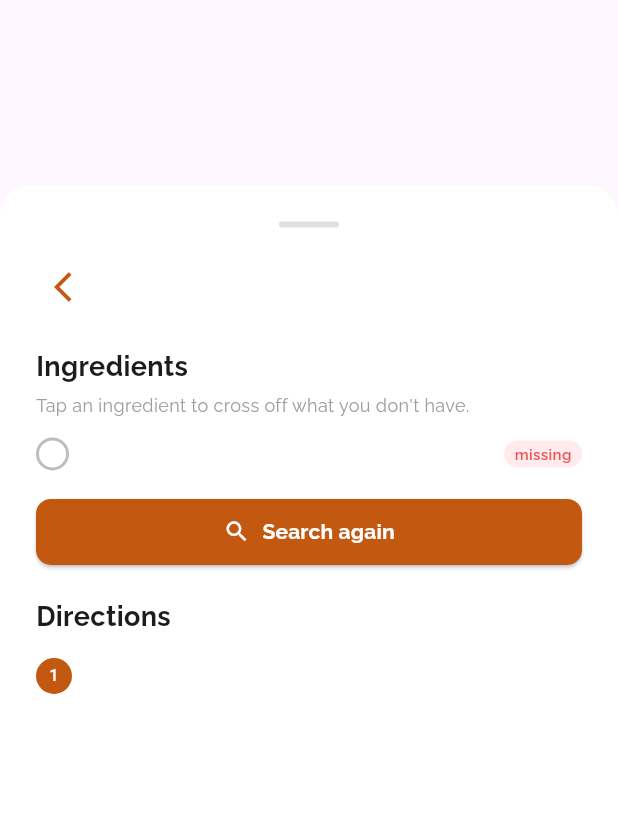
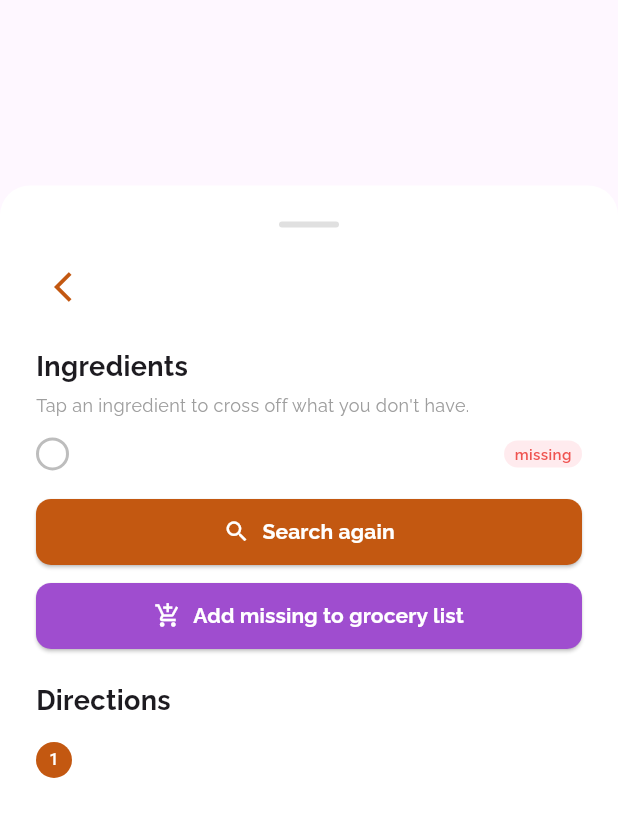
Before and after one commit to AugustanaCSC490Spring2026/RE-Plate, a Flutter app: the RecipeDetailPage widget shown alone on an empty page, opened directly with empty values, after a tap on the "check" icon, on a phone screen of 412 x 824 dp. Shown: the top 817 px of the screen. Run offline on Flutter 3.47's test engine with Material 3 defaults, Android fonts, the phone set to English and light mode, and no system bars; our stand-ins replace cloud_firestore, firebase_auth, firebase_core, firebase_storage, flutter_dotenv, flutter_markdown and 2 more; accounts and stored records are empty; statements that could not run were skipped.

Commit message:
add to grocery list button added in the recipe pop up

```diff
--- a/base_app/lib/pages/recipe_detail_page.dart
+++ b/base_app/lib/pages/recipe_detail_page.dart
@@ -3,7 +3,7 @@ import 'package:cloud_firestore/cloud_firestore.dart';
 import 'package:flutter/material.dart';
 import 'package:google_fonts/google_fonts.dart';
 import 'package:collection/collection.dart';
-
+import 'package:firebase_auth/firebase_auth.dart';
 // transferred over the ShowRecipeDetail method from all the other pages to avoid WET code
 class RecipeDetailPage extends StatefulWidget {
   @override
@@ -223,9 +223,11 @@ class RecipeDetailPage extends StatefulWidget {
   }
 }
 
+
 class _RecipeDetailPageState extends State<RecipeDetailPage> {
   late Map<String, bool> _have;
   bool _isSearching = false;
+  bool _isAddingToGrocery = false;
 
   @override
   void initState() {
@@ -337,8 +339,55 @@ class _RecipeDetailPageState extends State<RecipeDetailPage> {
       if (mounted) setState(() => _isSearching = false);
     }
   }
+  Future<void> _addMissingToGroceryList() async {
+    final user = FirebaseAuth.instance.currentUser;
+    if (user == null) return;
 
-  @override
+    final missing = _have.entries.where((e) => !e.value).map((e) => e.key).toList();
+    if (missing.isEmpty) return;
+
+    setState(() => _isAddingToGrocery = true);
+    try {
+      final groceryRef = FirebaseFirestore.instance
+          .collection('users').doc(user.uid).collection('groceryList');
+
+      final existing = await groceryRef.get();
+      final existingNames = existing.docs
+          .map((d) => (d['name'] as String).toLowerCase().trim()).toSet();
+
+      int added = 0;
+      for (final ingredient in missing) {
+        if (!existingNames.contains(ingredient.toLowerCase().trim())) {
+          await groceryRef.add({
+            'name': ingredient,
+            'checked': false,
+            'added_at': FieldValue.serverTimestamp(),
+          });
+          added++;
+        }
+      }
+
+      final skipped = missing.length - added;
+      final msg = added == 0
+          ? 'All missing items already in grocery list.'
+          : skipped > 0
+              ? '$added added ($skipped already in list).'
+              : '$added item${added > 1 ? 's' : ''} added to grocery list!';
+
+      if (mounted) {
+        ScaffoldMessenger.of(context).showSnackBar(SnackBar(
+          content: Text(msg, style: GoogleFonts.raleway()),
+          backgroundColor: const Color.fromARGB(255, 159, 77, 207),
+          behavior: SnackBarBehavior.floating,
+          shape: RoundedRectangleBorder(borderRadius: BorderRadius.circular(10)),
+        ));
+      }
+    } finally {
+      if (mounted) setState(() => _isAddingToGrocery = false);
+    }
+  }
+
+@override
   Widget build(BuildContext context) {
     final ingredients = RecipeDetailPage._ensureList(
       widget.recipe['ingredients'],
@@ -495,7 +544,7 @@ class _RecipeDetailPageState extends State<RecipeDetailPage> {
               }),
 
               const SizedBox(height: 12),
-              if (_have.values.any((v) => !v))
+              if (_have.values.any((v) => !v)) ...[
                 SizedBox(
                   width: double.infinity,
                   child: ElevatedButton.icon(
@@ -530,6 +579,44 @@ class _RecipeDetailPageState extends State<RecipeDetailPage> {
                     ),
                   ),
                 ),
+                const SizedBox(height: 8),
+                SizedBox(
+                  width: double.infinity,
+                  child: ElevatedButton.icon(
+                    onPressed: _isAddingToGrocery ? null : _addMissingToGroceryList,
+                    icon: _isAddingToGrocery
+                        ? const SizedBox(
+                            width: 16,
+                            height: 16,
+                            child: CircularProgressIndicator(
+                              strokeWidth: 2,
+                              color: Colors.white,
+                            ),
+                          )
+                        : const Icon(
+                            Icons.add_shopping_cart,
+                            color: Colors.white,
+                            size: 18,
+                          ),
+                    label: Text(
+                      _isAddingToGrocery
+                          ? "Adding..."
+                          : "Add missing to grocery list",
+                      style: GoogleFonts.raleway(
+                        fontWeight: FontWeight.bold,
+                        color: Colors.white,
+                      ),
+                    ),
+                    style: ElevatedButton.styleFrom(
+                      backgroundColor: const Color.fromARGB(255, 159, 77, 207),
+                      shape: RoundedRectangleBorder(
+                        borderRadius: BorderRadius.circular(10),
+                      ),
+                      padding: const EdgeInsets.symmetric(vertical: 12),
+                    ),
+                  ),
+                ),
+              ],
             ] else ...[
               ...ingredients.map(
                 (ingredient) => Padding(
@@ -598,7 +685,6 @@ class _RecipeDetailPageState extends State<RecipeDetailPage> {
     );
   }
 }
-
 // ---------------------------------------------------------------------------
 // Results sheet — shows recipe titles that matched the ingredient intersection
 // ---------------------------------------------------------------------------
```
Also changed, not shown: base_app/pubspec.lock.
